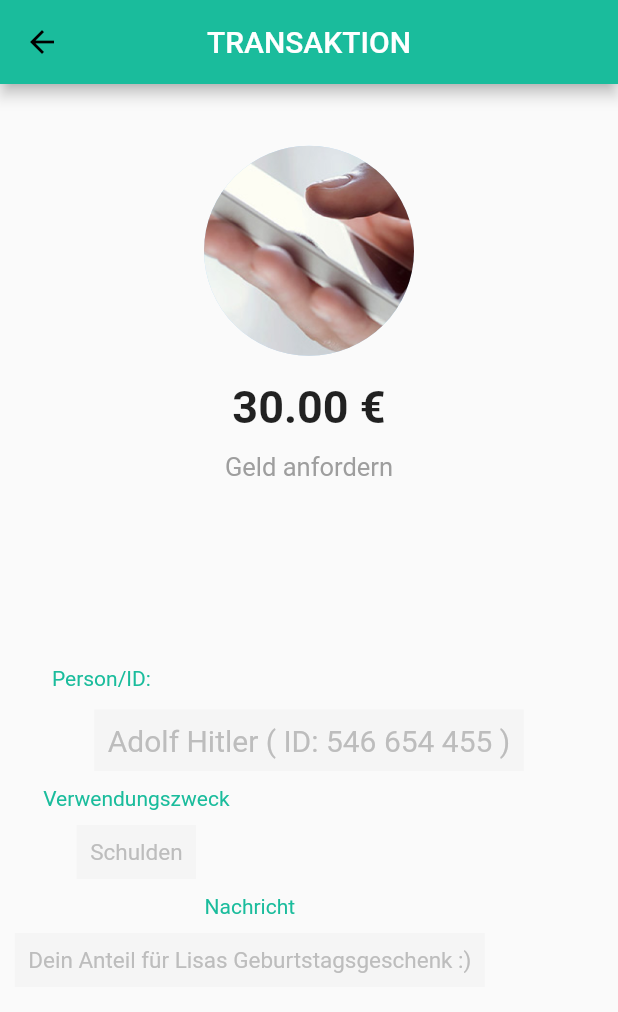
After one commit to JanSchlte/gomobie_, a Flutter app: the TransactionConfirmation screen opened by its route, on a phone screen of 412 x 824 dp. The commit adds this screen. Shown: the top 1012 px of the screen. Run offline on Flutter 3.47's test engine with Material 2 defaults, Android fonts, the phone set to English and light mode, and no system bars; our stand-ins replace cloud_firestore, firebase_auth; accounts and stored records are empty; generated files the repository leaves out were written again; Roboto replaces fonts that are missing (Metropolis).

Commit message:
Introduced the transactino-confirmation screen

```diff
--- a/lib/main.dart
+++ b/lib/main.dart
@@ -1,6 +1,7 @@
 import 'package:firebase_auth/firebase_auth.dart';
 import 'package:flutter/material.dart';
-import 'package:gomobie/pages/home/actions/send_money.dart';
+import 'package:gomobie/pages/home/actions/make_transactions.dart';
+import 'package:gomobie/pages/home/actions/transaction_confirmation.dart';
 import 'package:gomobie/pages/home/groups.dart';
 import 'package:provider/provider.dart';
 import 'pages/create_child_account/child_account_bank.dart';
@@ -64,10 +65,12 @@ class App extends StatelessWidget {
           ChildRegistrationSuccess.routeName: (_) => ChildRegistrationSuccess(),
           CollectionGroups.routeName: (_) => CollectionGroups(),
           Home.routeName: (_) => Home(),
-          TransactionScreen.routeName: (_) => TransactionScreen()
+          TransactionScreen.routeName: (_) => TransactionScreen(),
+          TransactionConfirmation.routeName: (_) => TransactionConfirmation()
         },
-        initialRoute:
-            isLoggedIn ? IntroScreen.routeName : IntroScreen.routeName,
+        initialRoute: isLoggedIn
+            ? Home.routeName
+            : IntroScreen.routeName,
       ),
     );
   }
--- /dev/null
+++ b/lib/pages/home/actions/transaction_confirmation.dart
@@ -0,0 +1,127 @@
+import 'package:flutter/material.dart';
+
+class TransactionConfirmation extends StatelessWidget {
+  static const routeName = '/confirmation';
+  Color _mainColor = Color(0xFF1ABC9C);
+
+  Widget _buildTextShower(String title, String content) {
+    return Align(
+      alignment: Alignment(-0.8, 0),
+      child: Column(
+        children: <Widget>[
+          SizedBox(
+            height: 10,
+          ),
+          Text(
+            title,
+            style: TextStyle(
+              color: _mainColor,
+            ),
+          ),
+          SizedBox(
+            height: 10,
+          ),
+          DecoratedBox(
+            decoration: BoxDecoration(color: Colors.grey.shade100),
+            position: DecorationPosition.background,
+            child: Padding(
+              padding: EdgeInsets.all(9),
+              child: Text(
+                content,
+                style: TextStyle(
+                  fontSize: 15,
+                  color: Colors.grey.shade400,
+                ),
+              ),
+            ),
+          ),
+        ],
+      ),
+    );
+  }
+
+  @override
+  Widget build(BuildContext context) {
+    return Scaffold(
+      appBar: AppBar(
+        title: Text(
+          'TRANSAKTION',
+          style: TextStyle(
+            color: Colors.white,
+          ),
+        ),
+        centerTitle: true,
+        backgroundColor: _mainColor,
+      ),
+      body: SafeArea(
+        child: Center(
+          child: Column(
+            children: <Widget>[
+              SizedBox(
+                height: MediaQuery.of(context).size.width * 0.1,
+              ),
+              CircleAvatar(
+                radius: 70,
+                backgroundImage: AssetImage(
+                    //TODO: Add the specific Firebase Image of the Transaction-Partner
+                    'assets/send_or_recieve_money/send_money_background.png'),
+              ),
+              SizedBox(
+                height: MediaQuery.of(context).size.width * 0.04,
+              ),
+              Text(
+                '30.00 €',
+                style: TextStyle(
+                  fontWeight: FontWeight.bold,
+                  fontSize: 30,
+                ),
+              ),
+              SizedBox(
+                height: MediaQuery.of(context).size.width * 0.03,
+              ),
+              Text(
+                'Geld anfordern',
+                style: TextStyle(
+                  color: Colors.grey.shade500,
+                  fontSize: 17,
+                ),
+              ),
+              SizedBox(
+                height: MediaQuery.of(context).size.width * 0.3,
+              ),
+              Align(
+                alignment: Alignment(-0.8, 0),
+                child: Text(
+                  'Person/ID:',
+                  style: TextStyle(
+                    color: _mainColor,
+                  ),
+                ),
+              ),
+              SizedBox(
+                height: MediaQuery.of(context).size.width * 0.03,
+              ),
+              DecoratedBox(
+                decoration: BoxDecoration(color: Colors.grey.shade100),
+                position: DecorationPosition.background,
+                child: Padding(
+                  padding: EdgeInsets.all(9),
+                  child: Text(
+                    'Adolf Hitler ( ID: 546 654 455 )',
+                    style: TextStyle(
+                      fontSize: 20,
+                      color: Colors.grey.shade400,
+                    ),
+                  ),
+                ),
+              ),
+              _buildTextShower('Verwendungszweck', 'Schulden'),
+              _buildTextShower(
+                  'Nachricht', 'Dein Anteil für Lisas Geburtstagsgeschenk :)'),
+            ],
+          ),
+        ),
+      ),
+    );
+  }
+}
--- a/lib/pages/home/groups.dart
+++ b/lib/pages/home/groups.dart
@@ -11,7 +11,7 @@ class CollectionGroups extends StatelessWidget {
       appBar: AppBar(
         centerTitle: true,
         title: Text(
-          'Sammelgruppen',
+          'SAMMELGRUPPEN',
           style: TextStyle(color: Colors.white),
         ),
       ),
--- a/lib/pages/home/overview.dart
+++ b/lib/pages/home/overview.dart
@@ -1,5 +1,6 @@
 import 'package:flutter/material.dart';
 import 'package:flutter/widgets.dart';
+import 'package:gomobie/pages/home/actions/make_transactions.dart';
 import 'package:gomobie/util/card_background_painter.dart';
 import 'package:gomobie/util/home_painter.dart';
 import 'package:provider/provider.dart';
@@ -110,14 +111,34 @@ class Overview extends StatelessWidget {
                             Row(
                               mainAxisAlignment: MainAxisAlignment.spaceEvenly,
                               children: [
-                                _buildIconButton(
-                                    AssetImage(
-                                        'assets/icon_buttons/money_get.png'),
-                                    null),
-                                _buildIconButton(
-                                    AssetImage(
-                                        'assets/icon_buttons/money_send.png'),
-                                    null),
+                                InkResponse(
+                                  onTap: () {
+                                    Navigator.pushNamed(
+                                        context, TransactionScreen.routeName);
+                                  },
+                                  child: CircleAvatar(
+                                    radius: 25,
+                                    child: Image(
+                                        image: AssetImage(
+                                            'assets/icon_buttons/money_get.png'),
+                                        fit: BoxFit.contain),
+                                    backgroundColor: Color(0xFF505050),
+                                  ),
+                                ),
+                                InkResponse(
+                                  onTap: () {
+                                    Navigator.pushNamed(
+                                        context, TransactionScreen.routeName);
+                                  },
+                                  child: CircleAvatar(
+                                    radius: 25,
+                                    child: Image(
+                                        image: AssetImage(
+                                            'assets/icon_buttons/money_send.png'),
+                                        fit: BoxFit.contain),
+                                    backgroundColor: Color(0xFF505050),
+                                  ),
+                                ),
                                 _buildIconButton(
                                     AssetImage(
                                         'assets/icon_buttons/money_get.png'),
```
Also changed, not shown: lib/pages/home/actions/make_transactions.dart (renamed from lib/pages/home/actions/send_money.dart).
